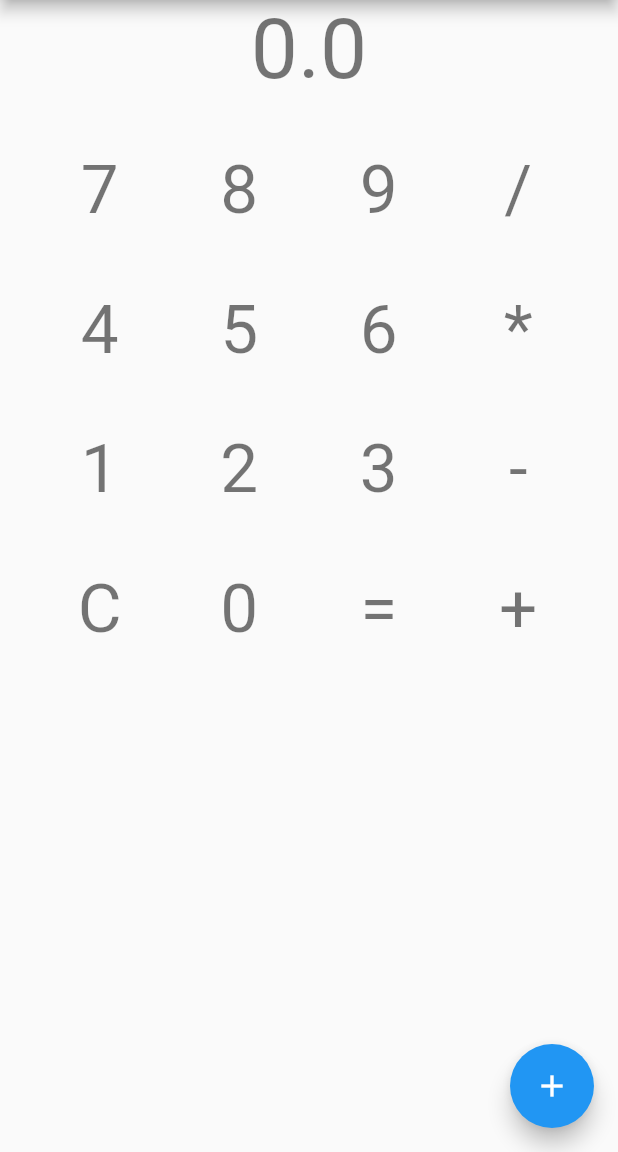
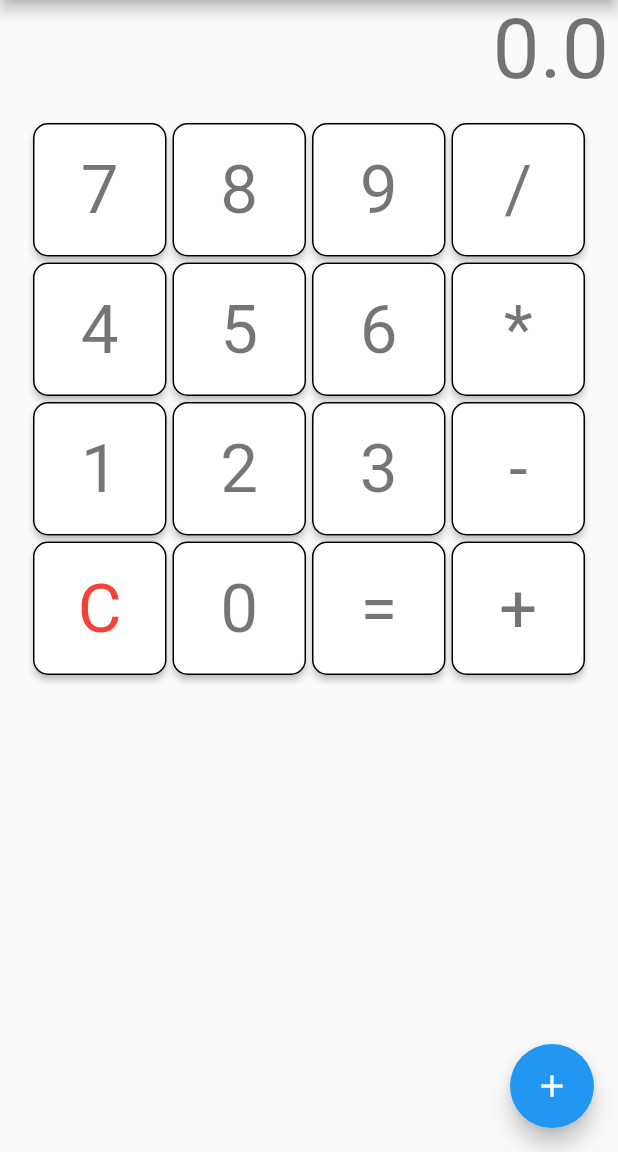
Before and after one commit to n9d/flutter-calc, a Flutter app: the screen it shows after launch, on a phone screen of 412 x 824 dp, the part 84-1236 px from its top. Run offline on Flutter 3.47's test engine with Material 2 defaults, Android fonts, the phone set to English and light mode, and no system bars.

Commit message:
button,桁修正

```diff
--- a/lib/main.dart
+++ b/lib/main.dart
@@ -11,6 +11,12 @@ class MyApp extends StatelessWidget {
       title: 'Flutter Demo - Calc',
       theme: ThemeData(
         primarySwatch: Colors.blue,
+        buttonTheme: ButtonThemeData(
+          buttonColor: Colors.white,
+          shape: OutlineInputBorder(
+            borderRadius: BorderRadius.all(Radius.circular(10)),
+          ),
+        ),
       ),
       home: Calc(title: 'Flutter Calc'),
     );
@@ -104,11 +110,14 @@ class _CalcState extends State<Calc> {
         child: ConstrainedBox(
           constraints: BoxConstraints(maxWidth: 400.0),
           child: Column(
-            mainAxisAlignment: MainAxisAlignment.center,
+            crossAxisAlignment: CrossAxisAlignment.end,
             children: <Widget>[
               Text(
-                '$_view',
+                (_view.toString().length > 10
+                    ? _view.toString().substring(0, 10)
+                    : _view.toString()),
                 style: Theme.of(context).textTheme.headline2,
+                textAlign: TextAlign.right,
               ),
               Expanded(
                 child: GridView.count(
@@ -117,67 +126,71 @@ class _CalcState extends State<Calc> {
                   mainAxisSpacing: 4.0,
                   padding: const EdgeInsets.all(16),
                   children: [
-                    FlatButton(
+                    RaisedButton(
                         onPressed: () => _handleSetNum(7),
                         child: Text('7',
                             style: Theme.of(context).textTheme.headline3)),
-                    FlatButton(
+                    RaisedButton(
                         onPressed: () => _handleSetNum(8),
                         child: Text('8',
                             style: Theme.of(context).textTheme.headline3)),
-                    FlatButton(
+                    RaisedButton(
                         onPressed: () => _handleSetNum(9),
                         child: Text('9',
                             style: Theme.of(context).textTheme.headline3)),
-                    FlatButton(
+                    RaisedButton(
                         onPressed: () => _handleSetMode('/'),
                         child: Text('/',
                             style: Theme.of(context).textTheme.headline3)),
-                    FlatButton(
+                    RaisedButton(
                         onPressed: () => _handleSetNum(4),
                         child: Text('4',
                             style: Theme.of(context).textTheme.headline3)),
-                    FlatButton(
+                    RaisedButton(
                         onPressed: () => _handleSetNum(5),
                         child: Text('5',
                             style: Theme.of(context).textTheme.headline3)),
-                    FlatButton(
+                    RaisedButton(
                         onPressed: () => _handleSetNum(6),
                         child: Text('6',
                             style: Theme.of(context).textTheme.headline3)),
-                    FlatButton(
+                    RaisedButton(
                         onPressed: () => _handleSetMode('*'),
                         child: Text('*',
                             style: Theme.of(context).textTheme.headline3)),
-                    FlatButton(
+                    RaisedButton(
                         onPressed: () => _handleSetNum(1),
                         child: Text('1',
                             style: Theme.of(context).textTheme.headline3)),
-                    FlatButton(
+                    RaisedButton(
                         onPressed: () => _handleSetNum(2),
                         child: Text('2',
                             style: Theme.of(context).textTheme.headline3)),
-                    FlatButton(
+                    RaisedButton(
                         onPressed: () => _handleSetNum(3),
                         child: Text('3',
                             style: Theme.of(context).textTheme.headline3)),
-                    FlatButton(
+                    RaisedButton(
                         onPressed: () => _handleSetMode('-'),
                         child: Text('-',
                             style: Theme.of(context).textTheme.headline3)),
-                    FlatButton(
+                    RaisedButton(
                         onPressed: _handleClear,
                         child: Text('C',
-                            style: Theme.of(context).textTheme.headline3)),
-                    FlatButton(
+                            style: Theme.of(context).textTheme.headline3.merge(
+                                  TextStyle(
+                                    color: Colors.red,
+                                  ),
+                                ))),
+                    RaisedButton(
                         onPressed: () => _handleSetNum(0),
                         child: Text('0',
                             style: Theme.of(context).textTheme.headline3)),
-                    FlatButton(
+                    RaisedButton(
                         onPressed: () => _handleSetMode('='),
                         child: Text('=',
                             style: Theme.of(context).textTheme.headline3)),
-                    FlatButton(
+                    RaisedButton(
                         onPressed: () => _handleSetMode('+'),
                         child: Text('+',
                             style: Theme.of(context).textTheme.headline3)),
```
